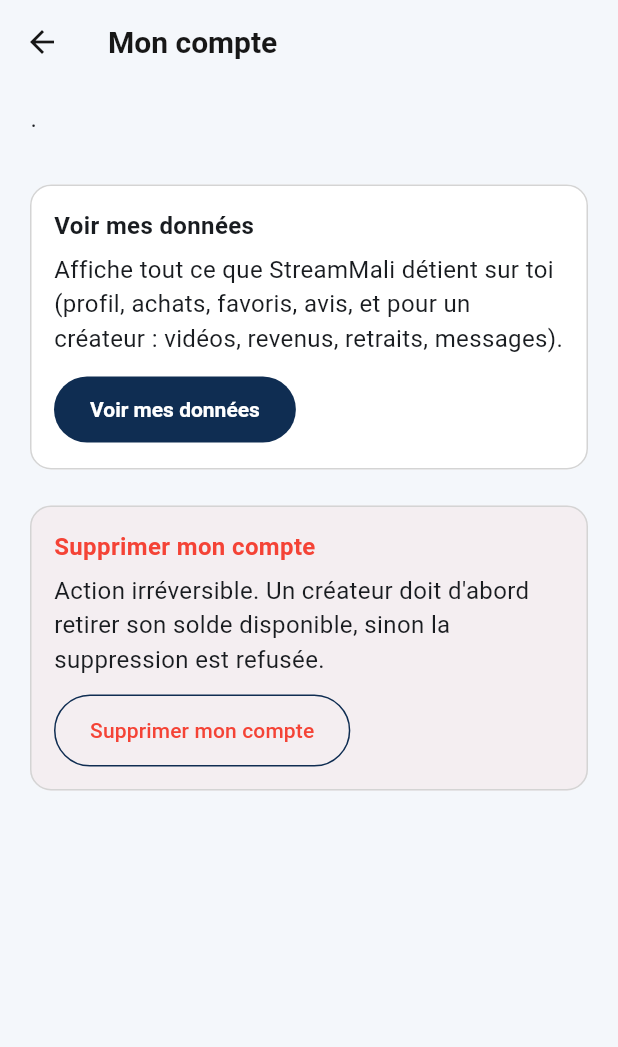
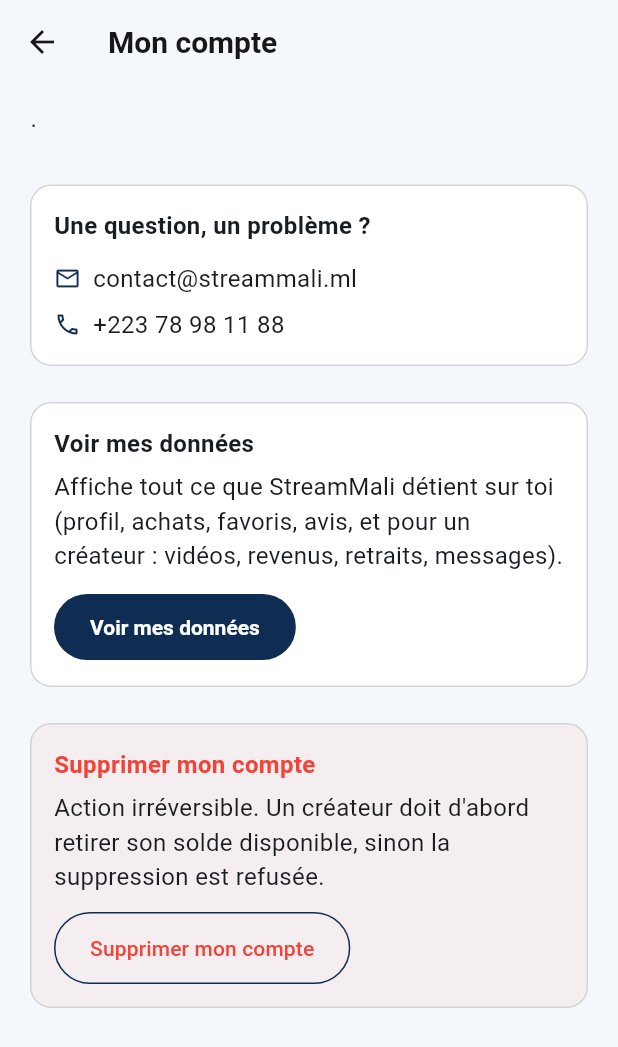
Before and after one commit to Sabake75/streammali, a Flutter app: the AccountScreen screen opened directly, on a phone screen of 412 x 824 dp. Shown: the top 1047 px of the screen. Run offline on Flutter 3.47's test engine with Material 3 defaults, Android fonts, the phone set to English and light mode, and no system bars; our stand-ins replace chewie, country_code_picker, file_picker, flutter_secure_storage, sentry_flutter, shared_preferences and 2 more; missing offline and left inert: phone_numbers_parser; accounts and stored records are empty; network calls fail.

Commit message:
Ajoute les coordonnées de contact (email + téléphone) pour inspirer confiance
Footer web : nouvelle colonne "Contact" (contact@streammali.ml,
+223 78 98 11 88), grille passée à 5 colonnes pour l'accueillir sans
casser la mise en page. Même bloc ajouté sur "Mon compte" côté mobile
(liens mailto:/tel: cliquables).

Corrige au passage un placeholder resté dans les 3 pages CGU/politique de
confidentialité (support@streammali.com — domaine jamais possédé) vers
la vraie adresse contact@streammali.ml.

Vérifié : tsc/lint web propres, capture d'écran à 375/768/1440px (pas de
débordement du footer), flutter analyze/test mobile propres.

Co-Authored-By: Claude Sonnet 5 <noreply@anthropic.com>
Claude-Session: https://claude.ai/code/session_013pgtrrHKah5Ym3NakNiqy6

```diff
--- a/apps/mobile/lib/screens/account_screen.dart
+++ b/apps/mobile/lib/screens/account_screen.dart
@@ -1,5 +1,6 @@
 import 'package:flutter/material.dart';
 import 'package:flutter/services.dart';
+import 'package:url_launcher/url_launcher.dart';
 
 import '../services/api_client.dart';
 import '../services/auth_controller.dart';
@@ -120,6 +121,40 @@ class _AccountScreenState extends State<AccountScreen> {
               child: Column(
                 crossAxisAlignment: CrossAxisAlignment.start,
                 children: [
+                  const Text('Une question, un problème ?', style: TextStyle(fontWeight: FontWeight.bold)),
+                  const SizedBox(height: 12),
+                  InkWell(
+                    onTap: () => launchUrl(Uri.parse('mailto:contact@streammali.ml')),
+                    child: Row(
+                      children: [
+                        Icon(Icons.email_outlined, size: 18, color: Theme.of(context).colorScheme.primary),
+                        const SizedBox(width: 8),
+                        const Text('contact@streammali.ml'),
+                      ],
+                    ),
+                  ),
+                  const SizedBox(height: 8),
+                  InkWell(
+                    onTap: () => launchUrl(Uri.parse('tel:+22378981188')),
+                    child: Row(
+                      children: [
+                        Icon(Icons.phone_outlined, size: 18, color: Theme.of(context).colorScheme.primary),
+                        const SizedBox(width: 8),
+                        const Text('+223 78 98 11 88'),
+                      ],
+                    ),
+                  ),
+                ],
+              ),
+            ),
+          ),
+          const SizedBox(height: 16),
+          Card(
+            child: Padding(
+              padding: const EdgeInsets.all(16),
+              child: Column(
+                crossAxisAlignment: CrossAxisAlignment.start,
+                children: [
                   const Text('Voir mes données', style: TextStyle(fontWeight: FontWeight.bold)),
                   const SizedBox(height: 6),
                   const Text(
```
Also changed, not shown: 4 other files.
